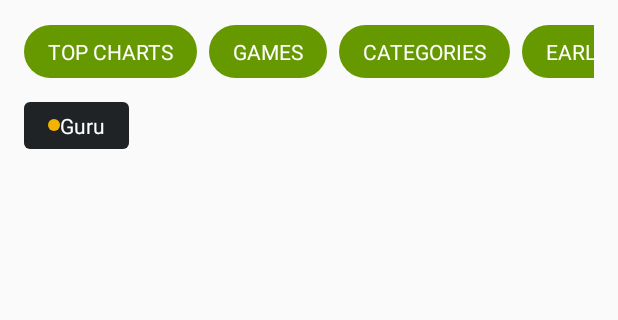
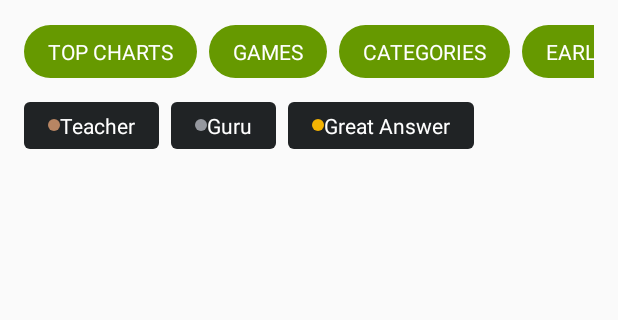
Before and after one commit to wolfemm/BadgeLayout, an Android app: the screen it shows after launch (BadgeLayoutActivity), after a tap on "2. From code", on a phone screen of 412 x 824 dp, the part 208-528 px from its top. Run offline under Robolectric (Android 15) with nearby library versions, the phone set to English and light mode, and no system bars; 1 statement that could not run was skipped.

Commit message:
Add support of changing content spacing in code, and update sample code

```diff
--- a/badgelayout/src/main/java/au/com/dardle/widget/BadgeLayout.java
+++ b/badgelayout/src/main/java/au/com/dardle/widget/BadgeLayout.java
@@ -156,6 +156,12 @@ public class BadgeLayout extends FrameLayout {
                 layoutParams.leftMargin = mSpacing;
             }
         }
+    }
+
+    public void setBadgeContentSpacing(int badgeContentSpacing) {
+        mBadgeContentSpacing = badgeContentSpacing;
+
+        updateBadges();
     }
 
     public void setBadgeBackground(int badgeBackgroundResId) {
--- a/sample/src/main/java/au/com/dardle/sample/badgelayout/BadgeLayoutActivity.java
+++ b/sample/src/main/java/au/com/dardle/sample/badgelayout/BadgeLayoutActivity.java
@@ -59,6 +59,9 @@ public class BadgeLayoutActivity extends AppCompatActivity {
 
             BadgeLayout appBadgeLayout = (BadgeLayout) getActivity().findViewById(R.id.app_badge_layout);
             appBadgeLayout.addOnBadgeClickedListener(this);
+
+            BadgeLayout soBadgeLayout = (BadgeLayout) getActivity().findViewById(R.id.so_badge_layout);
+            soBadgeLayout.addOnBadgeClickedListener(this);
         }
 
         @Override
@@ -157,6 +160,7 @@ public class BadgeLayoutActivity extends AppCompatActivity {
             soBadgeLayout.addOnBadgeClickedListener(this);
 
             soBadgeLayout.setBadgeBackground(R.drawable.background_so_badge);
+            soBadgeLayout.setBadgeContentSpacing((int) (getResources().getDisplayMetrics().densgit ity * 10));
             soBadgeLayout.setSpacing((int) (getResources().getDisplayMetrics().density * 8));
             soBadgeLayout.setBadgeTextColor(ResourcesCompat.getColorStateList(getResources(), android.R.color.white, getContext().getTheme()));
             soBadgeLayout.setBadgeTextPosition(BadgeLayout.BadgeTextPosition.RIGHT);
@@ -164,7 +168,17 @@ public class BadgeLayoutActivity extends AppCompatActivity {
             // Add badges
             soBadgeLayout.addBadge(soBadgeLayout
                     .newBadge()
+                    .setText("Teacher")
+                    .setIcon(ResourcesCompat.getDrawable(getResources(), R.drawable.ic_so_badge_bronze, getContext().getTheme())));
+
+            soBadgeLayout.addBadge(soBadgeLayout
+                    .newBadge()
                     .setText("Guru")
+                    .setIcon(ResourcesCompat.getDrawable(getResources(), R.drawable.ic_so_badge_silver, getContext().getTheme())));
+
+            soBadgeLayout.addBadge(soBadgeLayout
+                    .newBadge()
+                    .setText("Great Answer")
                     .setIcon(ResourcesCompat.getDrawable(getResources(), R.drawable.ic_so_badge_gold, getContext().getTheme())));
         }
     }
--- a/sample/src/main/res/layout/fragment_badge_layout_from_xml.xml
+++ b/sample/src/main/res/layout/fragment_badge_layout_from_xml.xml
@@ -84,6 +84,7 @@
         android:scrollbars="none">
 
         <au.com.dardle.widget.BadgeLayout
+            android:id="@+id/so_badge_layout"
             android:layout_width="wrap_content"
             android:layout_height="wrap_content"
             app:badgeBackground="@drawable/background_so_badge"
```
